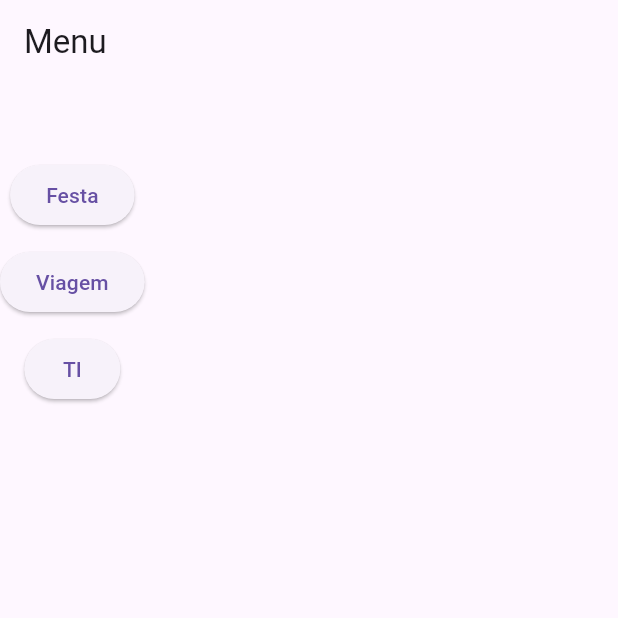
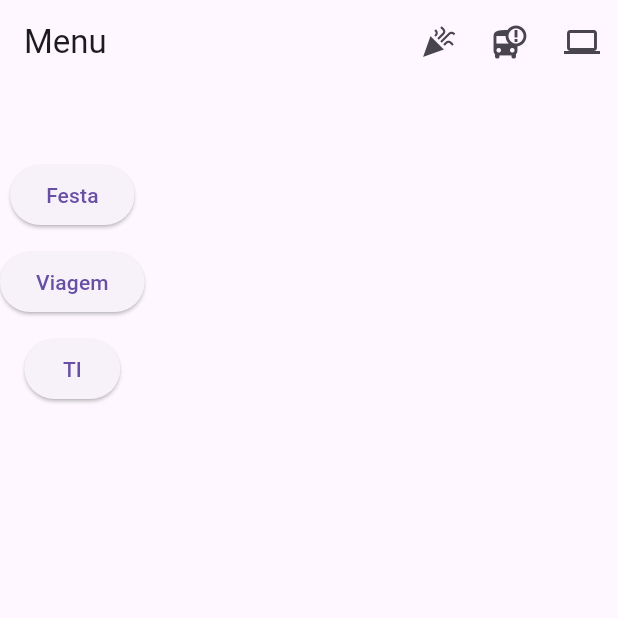
Before and after one commit to brunoaugusto1510/Aulas_flutter, a Flutter app: the screen it shows after launch, on a phone screen of 412 x 824 dp, the top half of it. Run offline on Flutter 3.47's test engine with Material 3 defaults, Android fonts, the phone set to English and light mode, and no system bars.

Commit message:
feat - Adiciona navegação para Tela01, Tela02 e Tela03 através de botões de ação na AppBar da Home.

```diff
--- a/lib/view/home.dart
+++ b/lib/view/home.dart
@@ -9,6 +9,26 @@ class Home extends StatelessWidget {
     return Scaffold(
       appBar: AppBar(
         title: Text("Menu"),
+        actions: [
+          IconButton(
+            onPressed: () {
+              Navigator.push(context, MaterialPageRoute(builder: (context) => Tela01()));
+            },
+            icon: Icon(Icons.celebration),
+          ),
+          IconButton(
+            onPressed: () {
+              Navigator.push(context, MaterialPageRoute(builder: (context) => Tela02()));
+            },
+            icon: Icon(Icons.bus_alert),
+          ),
+          IconButton(
+            onPressed: () {
+              Navigator.push(context, MaterialPageRoute(builder: (context) => Tela03()));
+            },
+            icon: Icon(Icons.computer),
+          ),
+        ],
       ),
       body: Column(
         children: [
```
